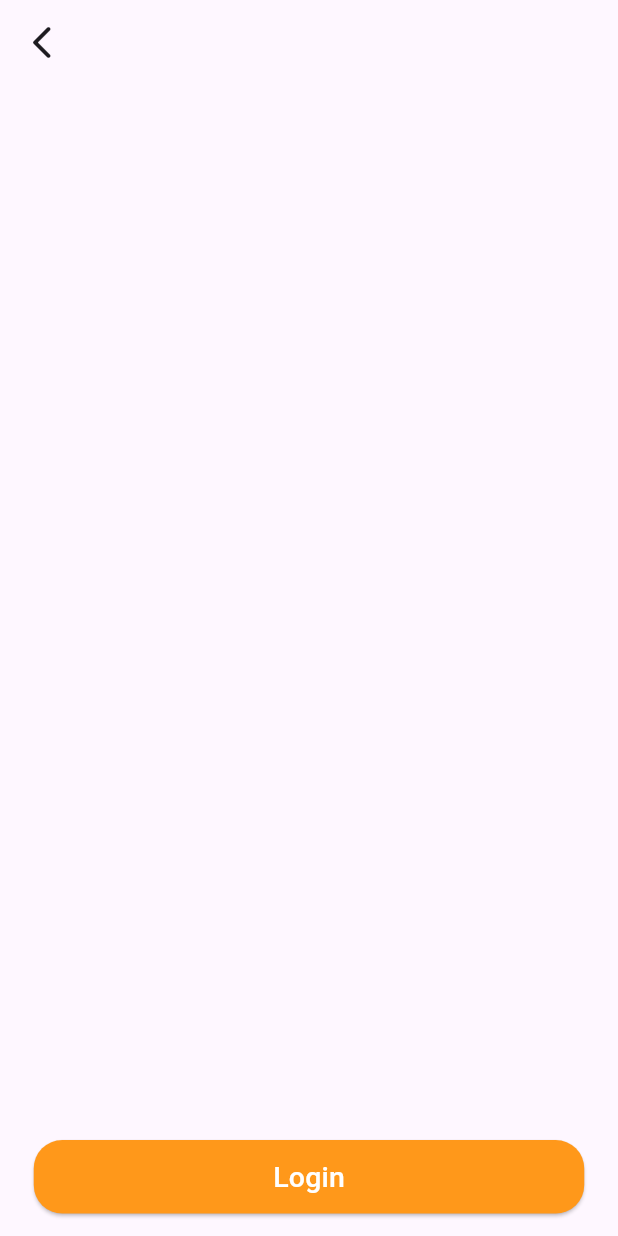
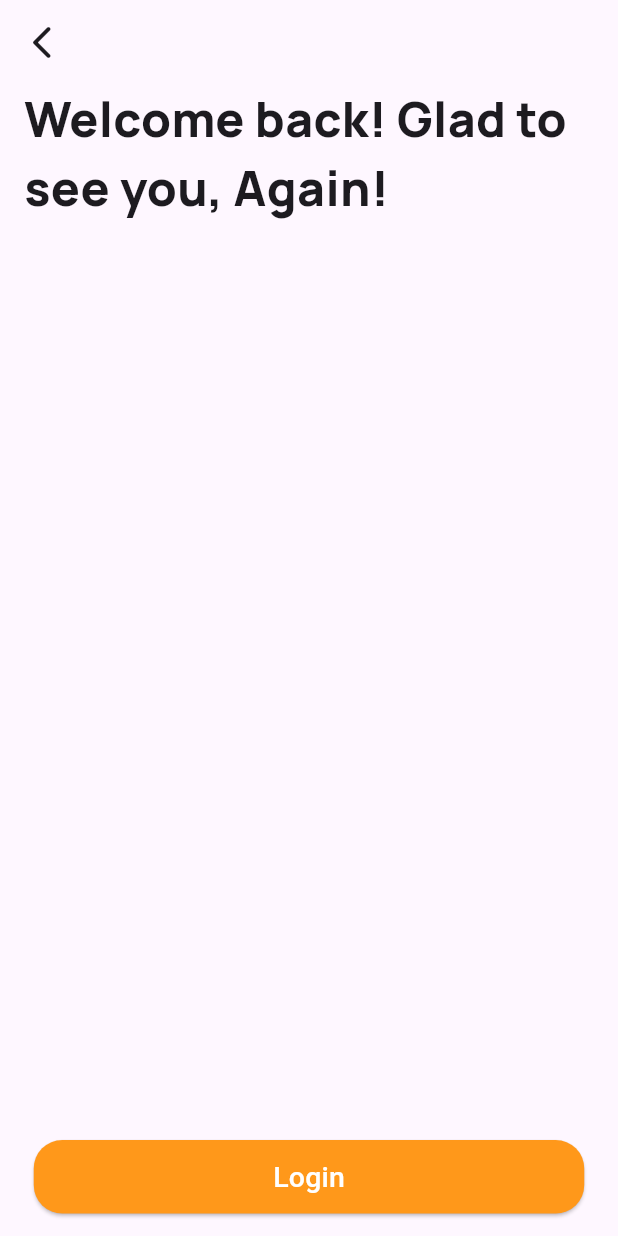
Before and after one commit to OmarAmeer96/Wheel-n-Deal, a Flutter app: the LoginView screen opened by its route, on a phone screen of 412 x 824 dp. Run offline on Flutter 3.47's test engine with Material 3 defaults, Android fonts, the light colour scheme and no system bars; our stand-ins replace flutter_onboarding_slider, go_router; Roboto replaces fonts that are missing (Gilroy-Reular).

Commit message:
Added the Login Screen Text.

```diff
--- a/lib/Core/utils/styles.dart
+++ b/lib/Core/utils/styles.dart
@@ -2,14 +2,14 @@ import 'package:flutter/material.dart';
 import 'package:wheel_n_deal/constants.dart';
 
 abstract class Styles {
-  static const manropeRegular38 = TextStyle(
-    fontSize: 38,
-    fontFamily: kManropeRegular,
+  static const manropeRegular32 = TextStyle(
+    fontSize: 32,
+    fontFamily: kManropeExtraBold,
     fontWeight: FontWeight.w700,
   );
   static const manropeRegular12 = TextStyle(
     fontSize: 12,
-    fontFamily: kManropeRegular,
+    fontFamily: kManropeBold,
     fontWeight: FontWeight.w600,
   );
   static const poppinsRegular = TextStyle(
--- a/lib/Features/auth/login/presentation/views/widgets/login_view_body.dart
+++ b/lib/Features/auth/login/presentation/views/widgets/login_view_body.dart
@@ -1,5 +1,6 @@
 import 'package:flutter/material.dart';
 import 'package:wheel_n_deal/Core/utils/custom_main_button.dart';
+import 'package:wheel_n_deal/Core/utils/styles.dart';
 import 'package:wheel_n_deal/constants.dart';
 
 class LoginViewBody extends StatefulWidget {
@@ -23,7 +24,12 @@ class _LoginViewBodyState extends State<LoginViewBody> {
           child: Padding(
             padding: EdgeInsets.symmetric(horizontal: 16),
             child: Column(
-              children: [],
+              children: [
+                Text(
+                  "Welcome back! Glad to see you, Again!",
+                  style: Styles.manropeRegular32,
+                )
+              ],
             ),
           ),
         ),
```
Also changed, not shown: lib/Core/widgets/custom_email_textfiled.dart (added, +67 -0 lines).
